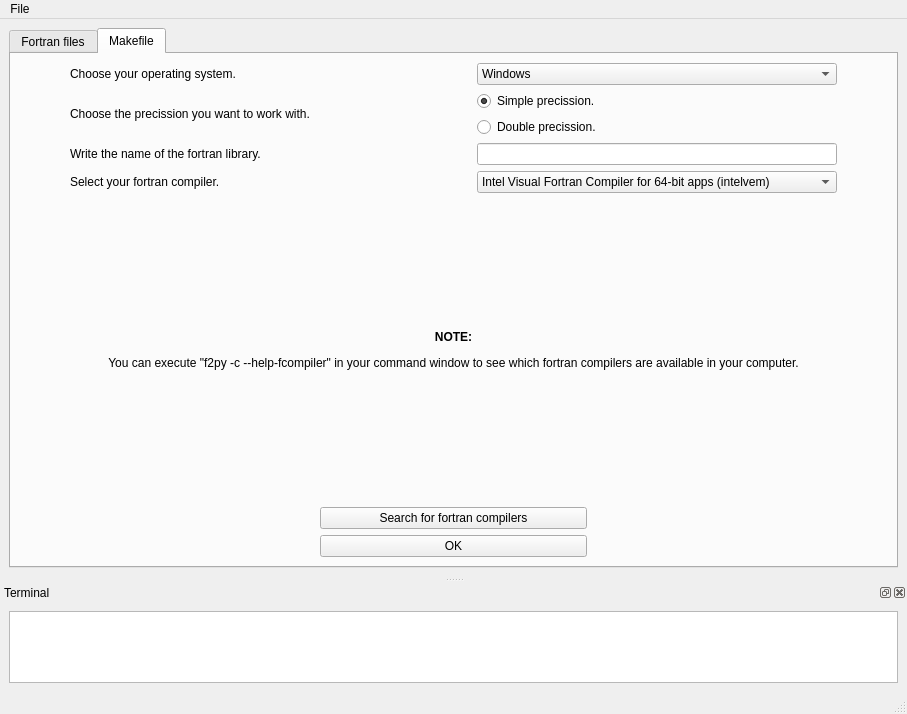
The window that fparser_GUI/GUI.ui (mramagu/Fortran-to-Python-Wrapper) describes before a commit, drawn with Qt 5.
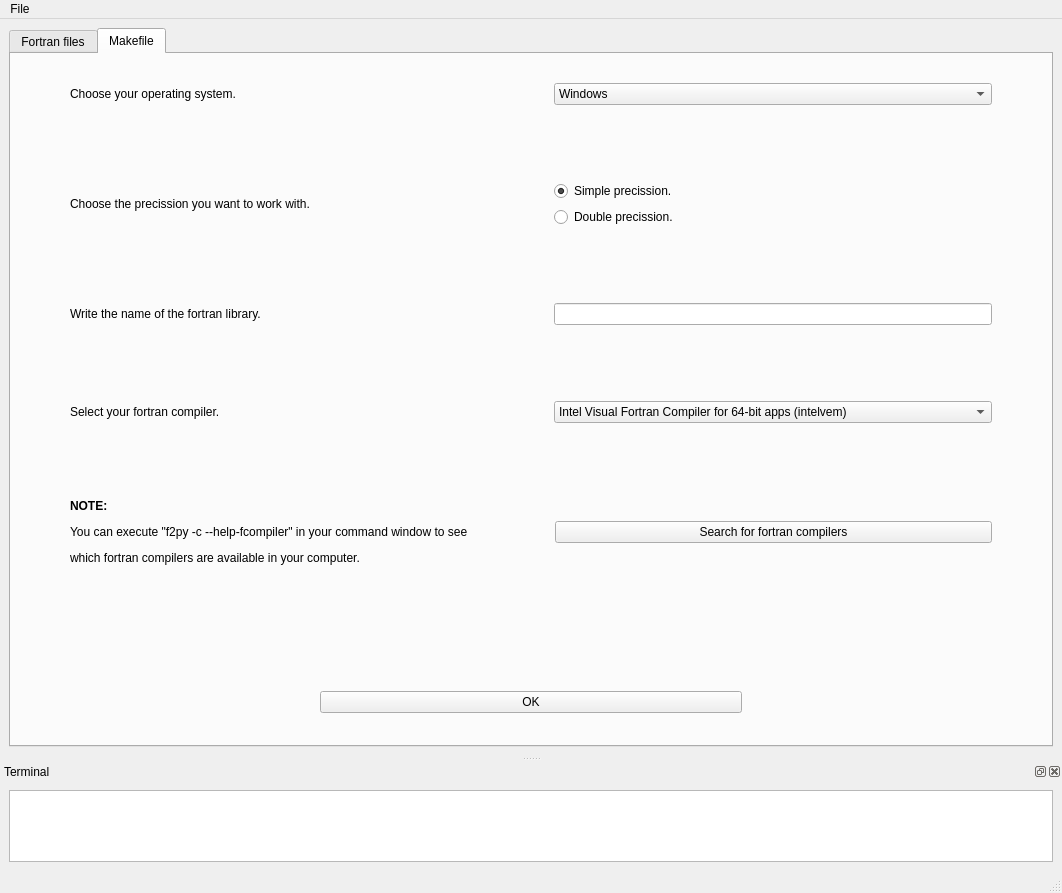
The same window after the commit.

```diff
--- a/fparser_GUI/GUI.ui
+++ b/fparser_GUI/GUI.ui
@@ -6,8 +6,8 @@
    <rect>
     <x>0</x>
     <y>0</y>
-    <width>907</width>
-    <height>714</height>
+    <width>1062</width>
+    <height>893</height>
    </rect>
   </property>
   <property name="windowTitle">
@@ -344,6 +344,22 @@
           </item>
          </layout>
         </item>
+        <item>
+         <spacer name="verticalSpacer_2">
+          <property name="orientation">
+           <enum>Qt::Vertical</enum>
+          </property>
+          <property name="sizeType">
+           <enum>QSizePolicy::Fixed</enum>
+          </property>
+          <property name="sizeHint" stdset="0">
+           <size>
+            <width>20</width>
+            <height>50</height>
+           </size>
+          </property>
+         </spacer>
+        </item>
         <item>
          <layout class="QHBoxLayout" name="horizontalLayout_9">
           <property name="leftMargin">
@@ -389,6 +405,22 @@
           </item>
          </layout>
         </item>
+        <item>
+         <spacer name="verticalSpacer_3">
+          <property name="orientation">
+           <enum>Qt::Vertical</enum>
+          </property>
+          <property name="sizeType">
+           <enum>QSizePolicy::Fixed</enum>
+          </property>
+          <property name="sizeHint" stdset="0">
+           <size>
+            <width>20</width>
+            <height>50</height>
+           </size>
+          </property>
+         </spacer>
+        </item>
         <item>
          <layout class="QHBoxLayout" name="horizontalLayout_5">
           <property name="leftMargin">
@@ -433,6 +465,22 @@
           </item>
          </layout>
         </item>
+        <item>
+         <spacer name="verticalSpacer_4">
+          <property name="orientation">
+           <enum>Qt::Vertical</enum>
+          </property>
+          <property name="sizeType">
+           <enum>QSizePolicy::Fixed</enum>
+          </property>
+          <property name="sizeHint" stdset="0">
+           <size>
+            <width>20</width>
+            <height>50</height>
+           </size>
+          </property>
+         </spacer>
+        </item>
         <item>
          <layout class="QHBoxLayout" name="horizontalLayout_6">
           <property name="leftMargin">
@@ -475,8 +523,27 @@
           </item>
          </layout>
         </item>
+        <item>
+         <spacer name="verticalSpacer_5">
+          <property name="orientation">
+           <enum>Qt::Vertical</enum>
+          </property>
+          <property name="sizeType">
+           <enum>QSizePolicy::Fixed</enum>
+          </property>
+          <property name="sizeHint" stdset="0">
+           <size>
+            <width>20</width>
+            <height>50</height>
+           </size>
+          </property>
+         </spacer>
+        </item>
         <item>
          <layout class="QHBoxLayout" name="horizontalLayout_8">
+          <property name="spacing">
+           <number>7</number>
+          </property>
           <property name="leftMargin">
            <number>50</number>
           </property>
@@ -491,7 +558,7 @@
                <bool>false</bool>
               </property>
               <property name="text">
-               <string>&lt;html&gt;&lt;head/&gt;&lt;body&gt;&lt;p&gt;&lt;span style=&quot; font-weight:600;&quot;&gt;NOTE:&lt;/span&gt;&lt;/p&gt;&lt;p&gt;You can execute &amp;quot;f2py -c --help-fcompiler&amp;quot; in your command window to see which fortran compilers are available in your computer.&lt;/p&gt;&lt;/body&gt;&lt;/html&gt;</string>
+               <string>&lt;html&gt;&lt;head/&gt;&lt;body&gt;&lt;p&gt;&lt;span style=&quot; font-weight:600;&quot;&gt;NOTE:&lt;/span&gt;&lt;/p&gt;&lt;p&gt;You can execute &amp;quot;f2py -c --help-fcompiler&amp;quot; in your command window to see &lt;/p&gt;&lt;p&gt;which fortran compilers are available in your computer.&lt;/p&gt;&lt;/body&gt;&lt;/html&gt;</string>
               </property>
               <property name="textFormat">
                <enum>Qt::AutoText</enum>
@@ -500,7 +567,7 @@
                <bool>false</bool>
               </property>
               <property name="alignment">
-               <set>Qt::AlignCenter</set>
+               <set>Qt::AlignLeading|Qt::AlignLeft|Qt::AlignVCenter</set>
               </property>
               <property name="wordWrap">
                <bool>false</bool>
@@ -509,25 +576,38 @@
             </item>
            </layout>
           </item>
-         </layout>
-        </item>
-        <item>
-         <layout class="QHBoxLayout" name="horizontalLayout_10">
-          <property name="leftMargin">
-           <number>300</number>
-          </property>
-          <property name="rightMargin">
-           <number>300</number>
-          </property>
           <item>
-           <widget class="QPushButton" name="pushButton_searchFC">
-            <property name="text">
-             <string>Search for fortran compilers</string>
+           <layout class="QVBoxLayout" name="verticalLayout_18">
+            <property name="leftMargin">
+             <number>20</number>
             </property>
-           </widget>
+            <item>
+             <widget class="QPushButton" name="pushButton_searchFC">
+              <property name="text">
+               <string>Search for fortran compilers</string>
+              </property>
+             </widget>
+            </item>
+           </layout>
           </item>
          </layout>
         </item>
+        <item>
+         <spacer name="verticalSpacer_7">
+          <property name="orientation">
+           <enum>Qt::Vertical</enum>
+          </property>
+          <property name="sizeType">
+           <enum>QSizePolicy::Fixed</enum>
+          </property>
+          <property name="sizeHint" stdset="0">
+           <size>
+            <width>20</width>
+            <height>100</height>
+           </size>
+          </property>
+         </spacer>
+        </item>
         <item>
          <layout class="QHBoxLayout" name="horizontalLayout_7">
           <property name="leftMargin">
@@ -559,7 +639,7 @@
     <rect>
      <x>0</x>
      <y>0</y>
-     <width>907</width>
+     <width>1062</width>
      <height>26</height>
     </rect>
    </property>
```
Left out of the diff: 4 changed lines with no effect on the pictures.
